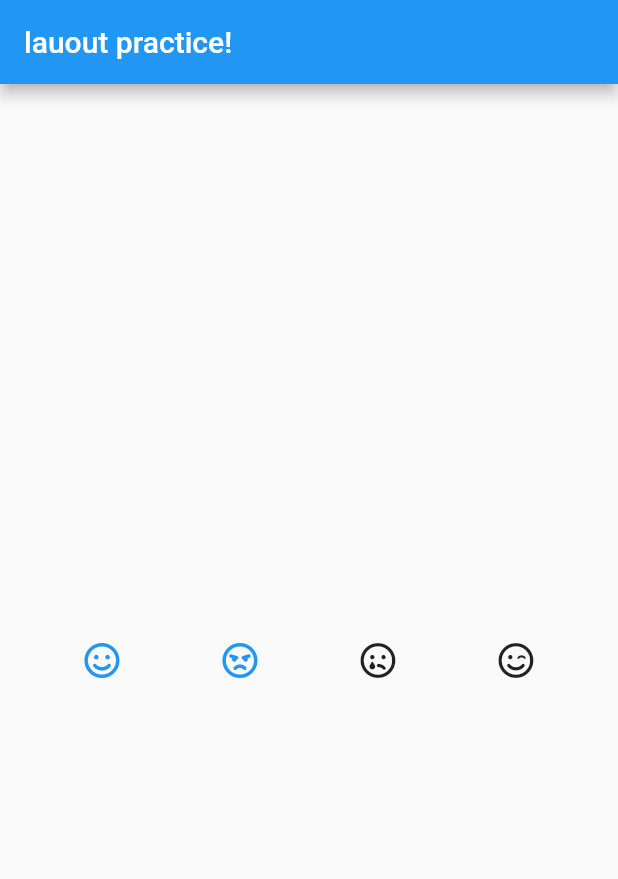
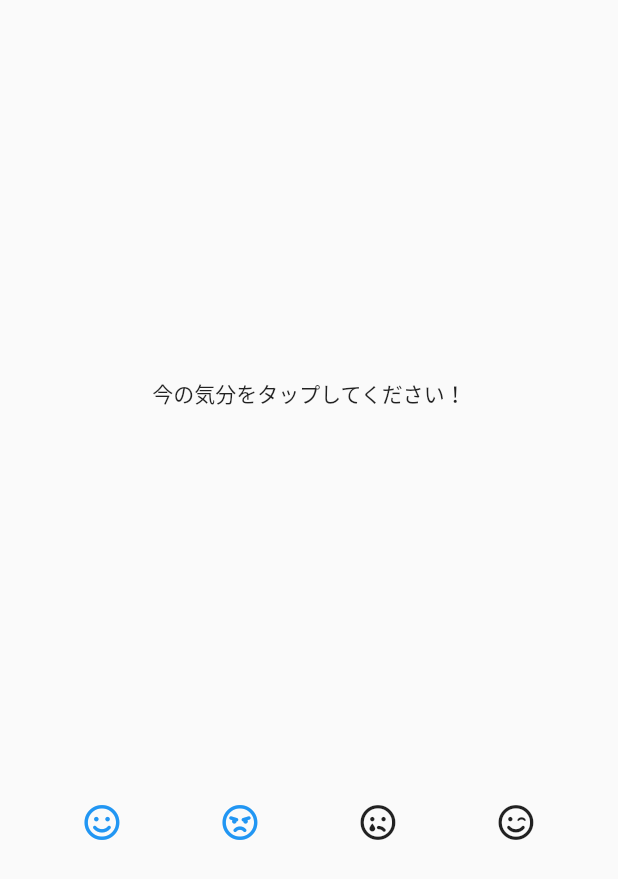
Before and after one commit to gituytfjhfgdv/flutter_tutorial, a Flutter app: the screen it shows after launch, on a phone screen of 412 x 824 dp. Shown: the top 879 px of the screen. Run offline on Flutter 3.47's test engine with Material 2 defaults, Android fonts, the phone set to English and light mode, and no system bars; our stand-ins replace font_awesome_flutter.

Commit message:
アイコンをタップするような指示テキストを追加

```diff
--- a/lib/main.dart
+++ b/lib/main.dart
@@ -110,12 +110,13 @@ class MyApp extends StatelessWidget {
     return MaterialApp(
       title: 'Flutter layout demo',
       home: Scaffold(
-        appBar: AppBar(
-          title: Text('lauout practice!'),
-        ),
-        body: Center(
-          child: awsomeIcon,
-        ),
+        body:
+            Column(mainAxisAlignment: MainAxisAlignment.spaceEvenly, children: [
+          Text('今の気分をタップしてください！'),
+          Center(
+            child: awsomeIcon,
+          ),
+        ]),
       ),
     );
   }
```
